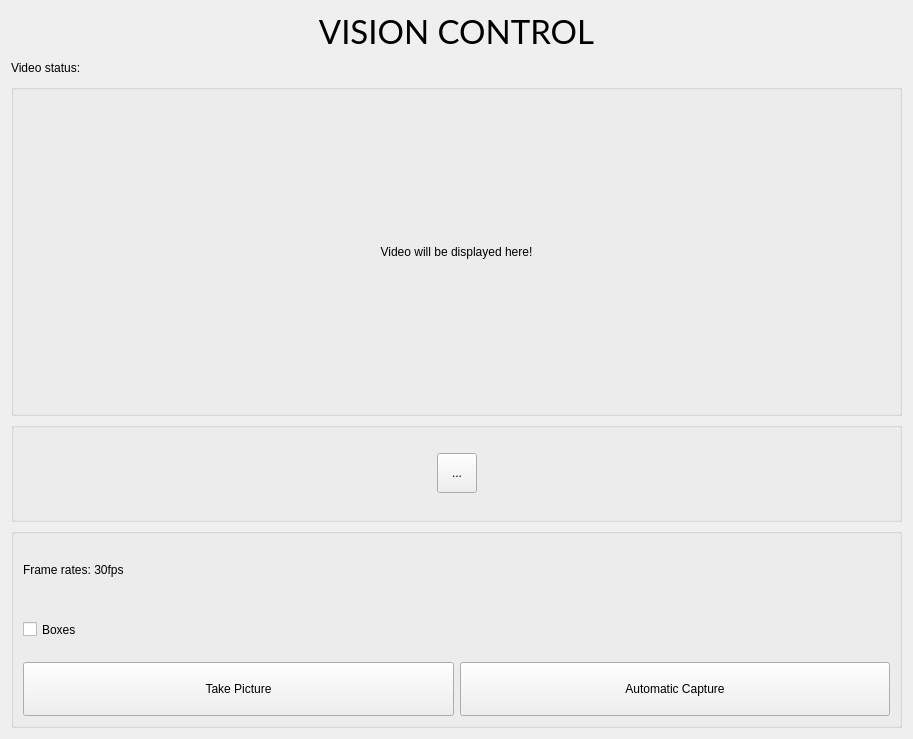
Above: ui/vision.ui from ayuyamo/gui-robot before the change. Below: the same form after it.
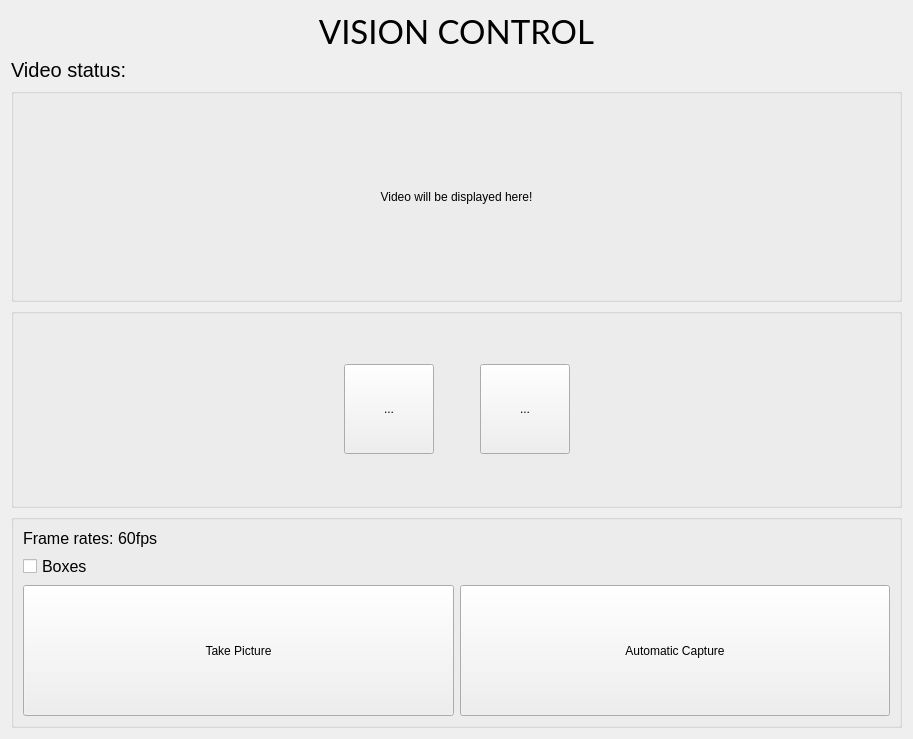
That is the form after the change.

Commit message: can pause, resume and stop video feed

What changed in the file:
```diff
--- a/ui/vision.ui
+++ b/ui/vision.ui
@@ -13,7 +13,7 @@
   <property name="windowTitle">
    <string>Form</string>
   </property>
-  <layout class="QGridLayout" name="gridLayout_4">
+  <layout class="QGridLayout" name="gridLayout_2">
    <item row="0" column="0">
     <widget class="QLabel" name="label">
      <property name="minimumSize">
@@ -48,6 +48,11 @@
     <layout class="QHBoxLayout" name="horizontalLayout_3">
      <item>
       <widget class="QLabel" name="label_2">
+       <property name="font">
+        <font>
+         <pointsize>15</pointsize>
+        </font>
+       </property>
        <property name="text">
         <string>Video status: </string>
        </property>
@@ -55,6 +60,11 @@
      </item>
      <item>
       <widget class="QLabel" name="video_status">
+       <property name="font">
+        <font>
+         <pointsize>15</pointsize>
+        </font>
+       </property>
        <property name="text">
         <string/>
        </property>
@@ -117,14 +127,12 @@
      <property name="maximumSize">
       <size>
        <width>16777215</width>
-       <height>100</height>
+       <height>200</height>
       </size>
      </property>
      <property name="title">
       <string/>
      </property>
-     <layout class="QGridLayout" name="gridLayout_2">
-      <item row="0" column="0">
        <layout class="QHBoxLayout" name="horizontalLayout_2">
         <item>
          <spacer name="horizontalSpacer">
@@ -133,7 +141,7 @@
           </property>
           <property name="sizeHint" stdset="0">
            <size>
-            <width>40</width>
+          <width>309</width>
             <height>20</height>
            </size>
           </property>
@@ -149,8 +157,8 @@
           </property>
           <property name="maximumSize">
            <size>
-            <width>40</width>
-            <height>40</height>
+          <width>90</width>
+          <height>90</height>
            </size>
           </property>
           <property name="text">
@@ -169,6 +177,9 @@
           <property name="orientation">
            <enum>Qt::Horizontal</enum>
           </property>
+        <property name="sizeType">
+         <enum>QSizePolicy::Fixed</enum>
+        </property>
           <property name="sizeHint" stdset="0">
            <size>
             <width>40</width>
@@ -177,7 +188,37 @@
           </property>
          </spacer>
         </item>
-       </layout>
+      <item>
+       <widget class="QToolButton" name="stop_video">
+        <property name="sizePolicy">
+         <sizepolicy hsizetype="MinimumExpanding" vsizetype="MinimumExpanding">
+          <horstretch>0</horstretch>
+          <verstretch>0</verstretch>
+         </sizepolicy>
+        </property>
+        <property name="maximumSize">
+         <size>
+          <width>90</width>
+          <height>90</height>
+         </size>
+        </property>
+        <property name="text">
+         <string>...</string>
+        </property>
+       </widget>
+      </item>
+      <item>
+       <spacer name="horizontalSpacer_4">
+        <property name="orientation">
+         <enum>Qt::Horizontal</enum>
+        </property>
+        <property name="sizeHint" stdset="0">
+         <size>
+          <width>309</width>
+          <height>20</height>
+         </size>
+        </property>
+       </spacer>
       </item>
      </layout>
     </widget>
@@ -185,7 +226,7 @@
    <item row="4" column="0">
     <widget class="QGroupBox" name="groupBox_2">
      <property name="sizePolicy">
-      <sizepolicy hsizetype="MinimumExpanding" vsizetype="MinimumExpanding">
+      <sizepolicy hsizetype="Preferred" vsizetype="Preferred">
        <horstretch>0</horstretch>
        <verstretch>0</verstretch>
       </sizepolicy>
@@ -193,7 +234,7 @@
      <property name="maximumSize">
       <size>
        <width>16777215</width>
-       <height>200</height>
+       <height>350</height>
       </size>
      </property>
      <property name="title">
@@ -203,39 +244,46 @@
       <item row="0" column="0">
        <widget class="QLabel" name="frames_rate">
         <property name="sizePolicy">
-         <sizepolicy hsizetype="MinimumExpanding" vsizetype="MinimumExpanding">
+         <sizepolicy hsizetype="MinimumExpanding" vsizetype="Fixed">
           <horstretch>0</horstretch>
           <verstretch>0</verstretch>
          </sizepolicy>
         </property>
-        <property name="maximumSize">
-         <size>
-          <width>200</width>
-          <height>100</height>
-         </size>
+        <property name="font">
+         <font>
+          <pointsize>12</pointsize>
+         </font>
         </property>
         <property name="text">
-         <string>Frame rates: 30fps</string>
+         <string>Frame rates: 60fps</string>
         </property>
        </widget>
       </item>
       <item row="1" column="0">
        <widget class="QCheckBox" name="enable_boxes">
         <property name="sizePolicy">
-         <sizepolicy hsizetype="Expanding" vsizetype="Expanding">
+         <sizepolicy hsizetype="MinimumExpanding" vsizetype="Fixed">
           <horstretch>0</horstretch>
           <verstretch>0</verstretch>
          </sizepolicy>
         </property>
-        <property name="maximumSize">
-         <size>
-          <width>100</width>
-          <height>100</height>
-         </size>
+        <property name="font">
+         <font>
+          <pointsize>12</pointsize>
+         </font>
         </property>
         <property name="text">
          <string>Boxes</string>
         </property>
+        <property name="iconSize">
+         <size>
+          <width>30</width>
+          <height>30</height>
+         </size>
+        </property>
+        <property name="tristate">
+         <bool>false</bool>
+        </property>
        </widget>
       </item>
       <item row="2" column="0">
```
Lines whose indentation alone changed are shown as unchanged. The commit also changes 6 other files.
